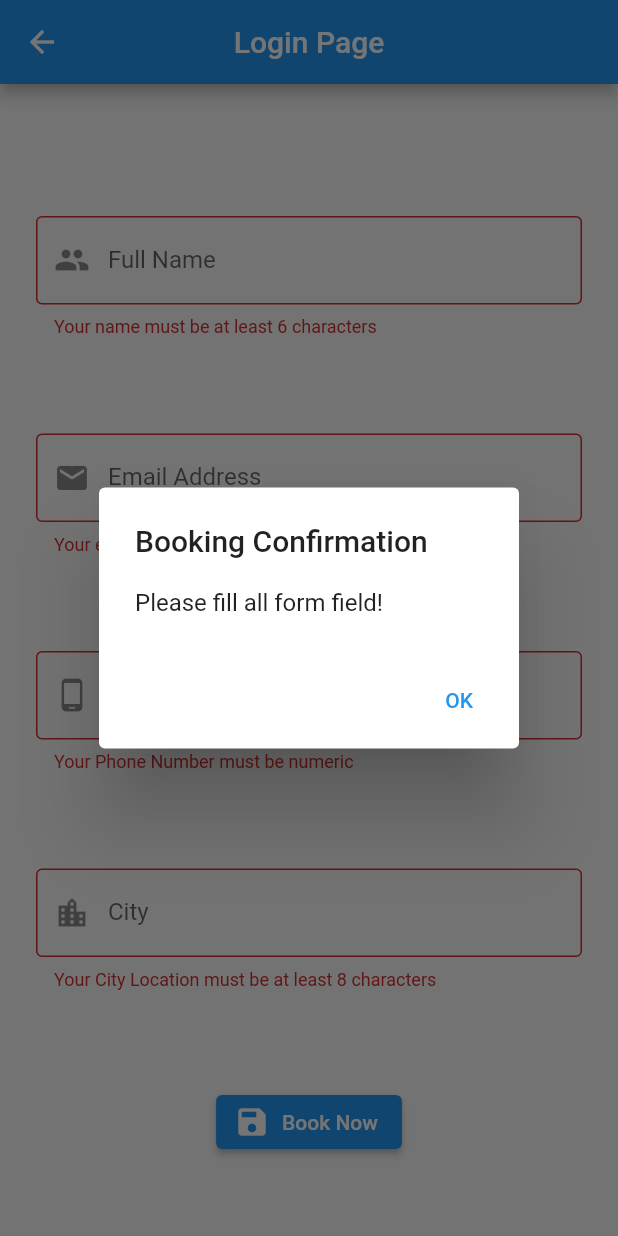
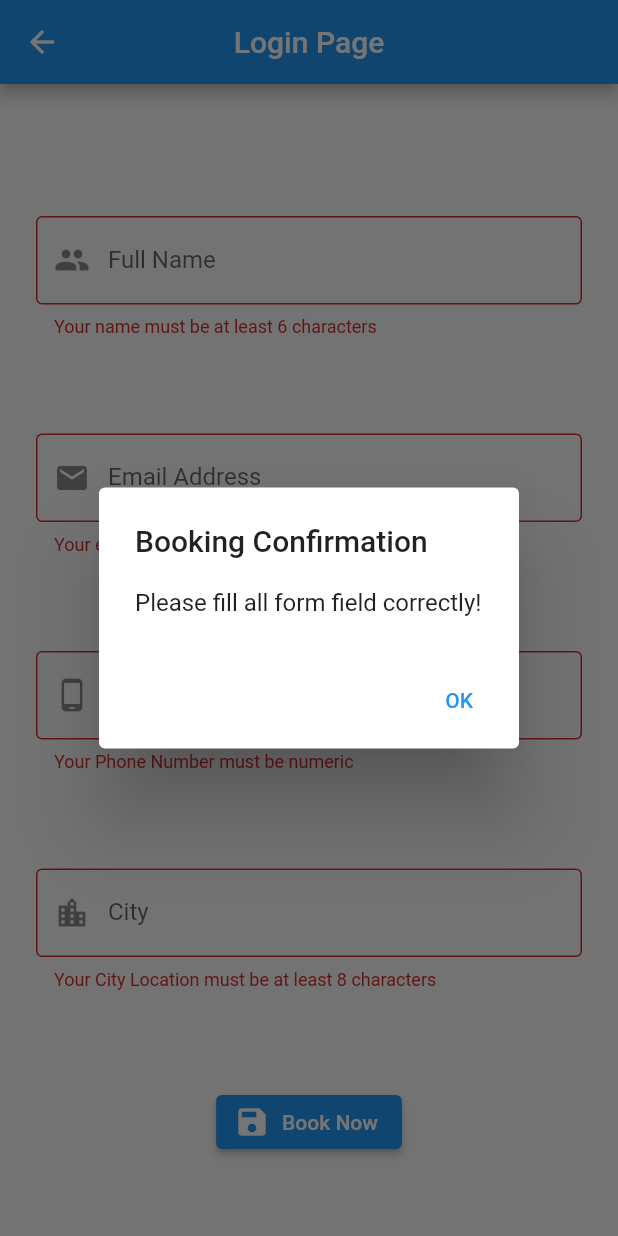
Before and after one commit to SumahanZ/DEPDAssigment, a Flutter app: the LoginPage screen opened by its route, after a tap on "Book Now", on a phone screen of 412 x 824 dp. Run offline on Flutter 3.47's test engine with Material 2 defaults, Android fonts, the phone set to English and light mode, and no system bars; our stand-ins replace email_validator; missing offline and left inert: favorite_button.

Commit message:
Updated data storing technique

```diff
--- a/lib/login.dart
+++ b/lib/login.dart
@@ -23,10 +23,6 @@ class _LoginPageState extends State<LoginPage> {
   final controllerPhone = TextEditingController();
   final controllerCity = TextEditingController();
   final _formKey = GlobalKey<FormState>();
-  String inputName = "";
-  String inputEmail = "";
-  String inputPhone = "";
-  String inputCity = "";
   bool isHide = true;
 
   @override
@@ -44,7 +40,7 @@ class _LoginPageState extends State<LoginPage> {
     return (int.tryParse(value) == null) ? false : true;
   }
 
-  void disposeshowAlertDialogSuccess(BuildContext context) {
+  void disposeshowAlertDialogSuccess(BuildContext context, Map result) {
     // set up the button
     Widget okButton = TextButton(
       child: const Text("OK"),
@@ -58,7 +54,7 @@ class _LoginPageState extends State<LoginPage> {
     AlertDialog alert = AlertDialog(
       title: const Text("Booking Confirmation"),
       content: Text(
-          "Name: $inputName\nEmail: $inputEmail\nPhone: $inputPhone\nCity: $inputCity"),
+          "Name: ${result["email"]}\nEmail: ${result["email"]}\nPhone: ${result["phone"]}\nCity: ${result["city"]}"),
       actions: [
         okButton,
       ],
@@ -84,8 +80,8 @@ class _LoginPageState extends State<LoginPage> {
 
     // set up the AlertDialog
     AlertDialog alert = AlertDialog(
-      title: Text("Booking Confirmation"),
-      content: Text("Please fill all form field!"),
+      title: const Text("Booking Confirmation"),
+      content: const Text("Please fill all form field correctly!"),
       actions: [
         okButton,
       ],
@@ -189,11 +185,13 @@ class _LoginPageState extends State<LoginPage> {
                     label: const Text("Book Now"),
                     onPressed: () {
                       if (_formKey.currentState!.validate()) {
-                        inputName = controllerName.text;
-                        inputEmail = controllerEmail.text;
-                        inputPhone = controllerPhone.text.toString();
-                        inputCity = controllerCity.text.toString();
-                        disposeshowAlertDialogSuccess(context);
+                        Map result = {
+                          "name": controllerName.text,
+                          "email": controllerEmail.text,
+                          "phone": controllerPhone.text.toString(),
+                          "city": controllerCity.text,
+                        };
+                        disposeshowAlertDialogSuccess(context, result);
                       } else {
                         disposeshowAlertDialogFailure(context);
                       }
```
